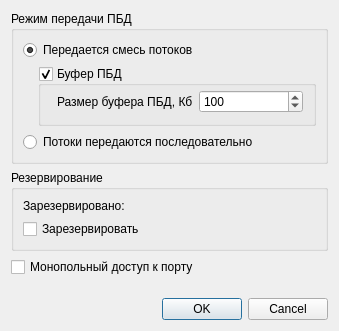
This is client/portconfigdialog.ui in ksv141/NetTester as Qt 5 draws it before an edit. The edited form follows.
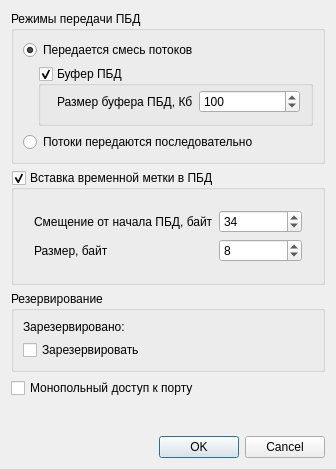
This is the edited form.

```diff
--- a/client/portconfigdialog.ui
+++ b/client/portconfigdialog.ui
@@ -6,8 +6,8 @@
    <rect>
     <x>0</x>
     <y>0</y>
-    <width>339</width>
-    <height>331</height>
+    <width>336</width>
+    <height>469</height>
    </rect>
   </property>
   <property name="windowTitle">
@@ -17,7 +17,7 @@
    <item>
     <widget class="QGroupBox" name="transmitModeBox">
      <property name="title">
-      <string>Режим передачи ПБД</string>
+      <string>Режимы передачи ПБД</string>
      </property>
      <layout class="QVBoxLayout">
       <item>
@@ -127,6 +127,91 @@
      </layout>
     </widget>
    </item>
+   <item>
+    <widget class="QGroupBox" name="timeStampGroupBox">
+     <property name="title">
+      <string>Вставка временной метки в ПБД</string>
+     </property>
+     <property name="checkable">
+      <bool>true</bool>
+     </property>
+     <layout class="QVBoxLayout" name="verticalLayout_2">
+      <property name="leftMargin">
+       <number>10</number>
+      </property>
+      <property name="topMargin">
+       <number>10</number>
+      </property>
+      <property name="rightMargin">
+       <number>10</number>
+      </property>
+      <property name="bottomMargin">
+       <number>10</number>
+      </property>
+      <item>
+       <widget class="QFrame" name="timeStampFrame">
+        <layout class="QGridLayout" name="gridLayout" rowminimumheight="0,0">
+         <property name="leftMargin">
+          <number>10</number>
+         </property>
+         <property name="topMargin">
+          <number>10</number>
+         </property>
+         <property name="rightMargin">
+          <number>10</number>
+         </property>
+         <property name="bottomMargin">
+          <number>10</number>
+         </property>
+         <item row="0" column="1">
+          <widget class="QSpinBox" name="timeStampOffset">
+           <property name="suffix">
+            <string/>
+           </property>
+           <property name="prefix">
+            <string/>
+           </property>
+           <property name="maximum">
+            <number>1500</number>
+           </property>
+           <property name="value">
+            <number>34</number>
+           </property>
+          </widget>
+         </item>
+         <item row="1" column="1">
+          <widget class="QSpinBox" name="timeStampSize">
+           <property name="minimum">
+            <number>1</number>
+           </property>
+           <property name="maximum">
+            <number>32</number>
+           </property>
+           <property name="value">
+            <number>8</number>
+           </property>
+          </widget>
+         </item>
+         <item row="0" column="0">
+          <widget class="QLabel" name="label_2">
+           <property name="text">
+            <string>Смещение от начала ПБД, байт</string>
+           </property>
+          </widget>
+         </item>
+         <item row="1" column="0">
+          <widget class="QLabel" name="label_3">
+           <property name="text">
+            <string>Размер, байт</string>
+           </property>
+          </widget>
+         </item>
+        </layout>
+       </widget>
+      </item>
+     </layout>
+    </widget>
+   </item>
    <item>
     <widget class="QGroupBox" name="groupBox">
      <property name="title">
```
Left out of the diff: 16 changed lines with no effect on the pictures.
